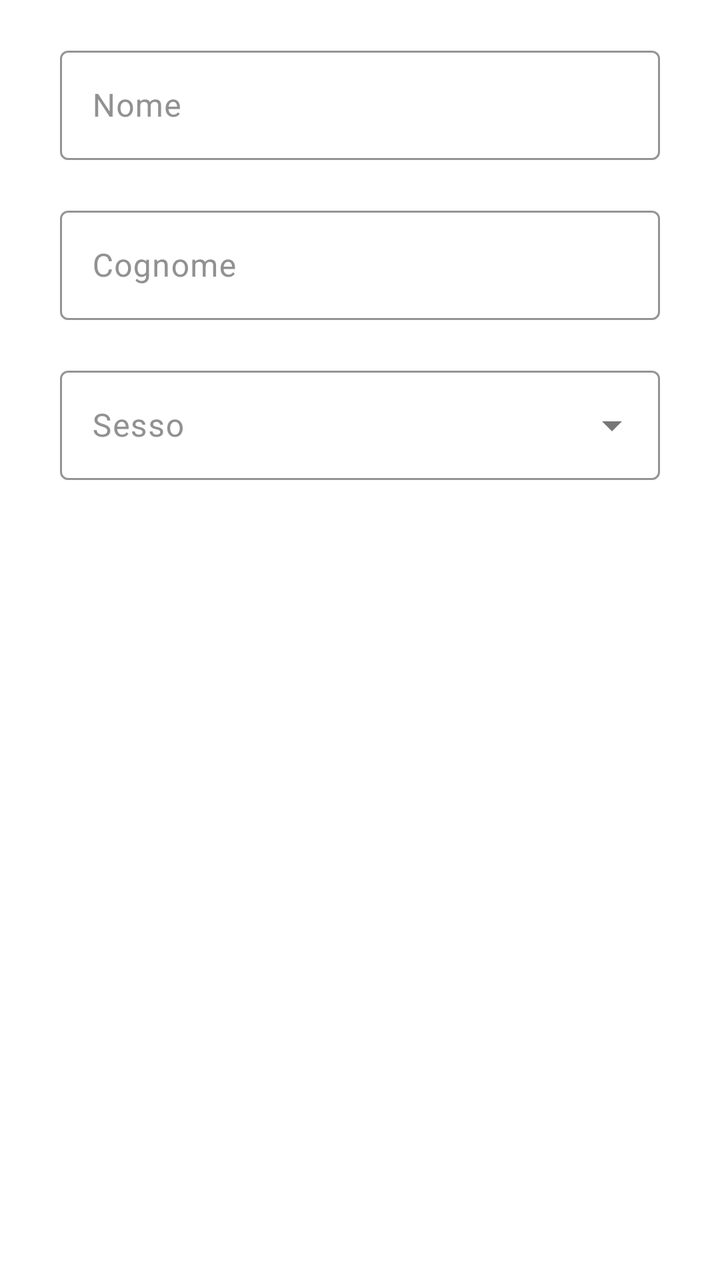
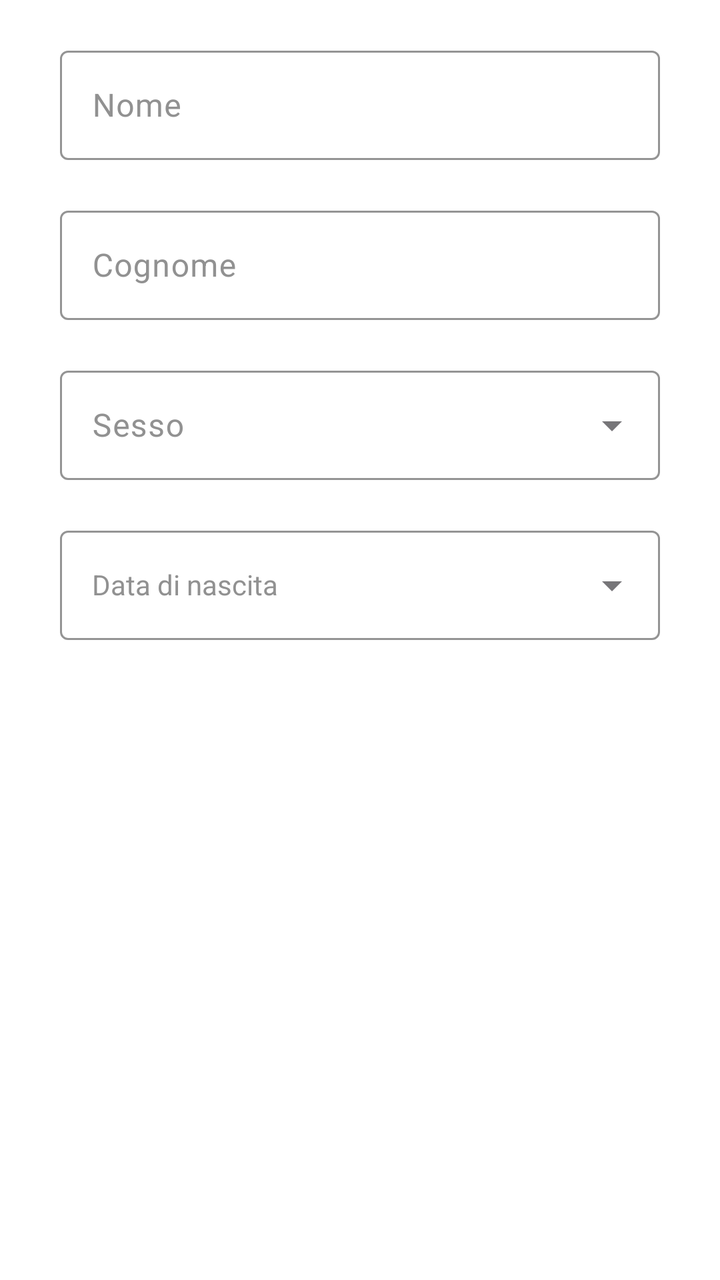

An Android layout rendered at two revisions. The XML below is the earlier revision; the diff shows what the commit changed to produce the second picture.
<!-- AndroidManifest.xml: application theme Theme.AsilApp -->
<!-- res/layout/signup_name_surname_fragment.xml -->
<?xml version="1.0" encoding="utf-8"?>
<LinearLayout xmlns:android="http://schemas.android.com/apk/res/android"
    xmlns:app="http://schemas.android.com/apk/res-auto"
    xmlns:tools="http://schemas.android.com/tools"
    android:layout_width="match_parent"
    android:layout_height="wrap_content"
    android:background="@color/appBackground"
    android:backgroundTint="@color/white"
    android:orientation="vertical"
    android:outlineAmbientShadowColor="#3F1212"
    android:outlineSpotShadowColor="#DC2B2B"
    tools:context=".view.firstaccess.SignupNameSurnameFragment">


    <com.google.android.material.textfield.TextInputLayout
        android:layout_width="@dimen/inputTextWidth"
        android:layout_height="@dimen/inpuTextHeight"
        android:layout_gravity="center"
        android:layout_marginTop="@dimen/marginBetweenInputs"
        android:hint="@string/nameSignupText"
        android:textColorHint="@color/textPlaceholderColor"
        app:boxStrokeColor="@color/appMainColor"
        app:counterTextColor="@color/appMainColor"
        app:helperTextTextColor="@color/appMainColor"
        app:hintTextColor="@color/appMainColor"
        app:placeholderTextColor="@color/appMainColor"
        app:prefixTextColor="@color/appMainColor"
        app:suffixTextColor="@color/appMainColor">

        <com.google.android.material.textfield.TextInputEditText
            android:id="@+id/nameInputRegister"
            android:layout_width="match_parent"
            android:layout_height="match_parent"
            android:inputType="textCapWords"
            android:textColor="@color/textColor"
             />
    </com.google.android.material.textfield.TextInputLayout>

    <com.google.android.material.textfield.TextInputLayout
        android:layout_width="@dimen/inputTextWidth"
        android:layout_height="@dimen/inpuTextHeight"
        android:layout_gravity="center"
        android:layout_marginTop="@dimen/marginBetweenInputs"
        android:hint="@string/surnameSignupText"
        app:boxStrokeColor="@color/appMainColor"
        app:counterTextColor="@color/appMainColor"
        app:helperTextTextColor="@color/appMainColor"
        app:hintTextColor="@color/appMainColor"
        android:textColorHint="@color/textPlaceholderColor"
        app:placeholderTextColor="@color/appMainColor"
        app:prefixTextColor="@color/appMainColor"
        app:suffixTextColor="@color/appMainColor">

        <com.google.android.material.textfield.TextInputEditText
            android:id="@+id/surnameInputRegister"
            android:layout_width="match_parent"
            android:layout_height="match_parent"
            android:inputType="textCapWords"
            android:textColor="@color/textColor" />
    </com.google.android.material.textfield.TextInputLayout>



    <com.google.android.material.textfield.TextInputLayout
        style="@style/Widget.MaterialComponents.TextInputLayout.OutlinedBox.ExposedDropdownMenu"
        android:layout_width="@dimen/inputTextWidth"
        android:layout_height="@dimen/inpuTextHeight"
        android:layout_marginTop="@dimen/marginBetweenInputs"
        app:boxStrokeColor="@color/appMainColor"
        app:counterTextColor="@color/appMainColor"
        app:helperTextTextColor="@color/appMainColor"
        app:hintTextColor="@color/appMainColor"
        app:placeholderTextColor="@color/appMainColor"
        app:prefixTextColor="@color/appMainColor"
        app:suffixTextColor="@color/appMainColor"
        android:textColor="@color/textColor"
        android:textColorHint="@color/textPlaceholderColor"
        android:hint="@string/genderSignupText"
        android:layout_gravity="center">

        <com.google.android.material.textfield.MaterialAutoCompleteTextView
            style="@style/MyAutoCompleteTextViewStyle"
            android:id="@+id/genderSelection"
            android:layout_width="match_parent"
            android:layout_height="match_parent"
            android:inputType="none"
            android:textColorHighlight="@color/appMainColor"
            android:textColorLink="@color/appMainColor" />

</com.google.android.material.textfield.TextInputLayout>

</LinearLayout>
<!-- resources referenced by this layout -->
<resources>
  <color name="appBackground">#ffffff</color>
  <color name="appMainColor">#2f6dd5</color>
  <color name="textColor">#1B1B1B</color>
  <color name="textPlaceholderColor">#919191</color>
  <color name="white">#FFFFFFFF</color>
  <dimen name="inpuTextHeight">60dp</dimen>
  <dimen name="inputTextWidth">300dp</dimen>
  <dimen name="marginBetweenInputs">20dp</dimen>
  <string name="genderSignupText">Sesso</string>
  <string name="nameSignupText">Nome</string>
  <string name="surnameSignupText">Cognome</string>
  <style name="MyAutoCompleteTextViewStyle" parent="Widget.Material3.AutoCompleteTextView.OutlinedBox.Dense">
          <item name="android:popupBackground">@color/white</item> 
      </style>
  <style name="Theme.AsilApp" parent="Base.Theme.AsilApp" />
  <style name="Base.Theme.AsilApp" parent="Theme.Material3.DayNight.NoActionBar">
          
          
      </style>
</resources>

<!-- the commit's change to res/layout/signup_name_surname_fragment.xml (unified diff, before → after) -->
@@ -87,6 +87,37 @@
             android:textColorHighlight="@color/appMainColor"
             android:textColorLink="@color/appMainColor" />
 
-</com.google.android.material.textfield.TextInputLayout>
+    </com.google.android.material.textfield.TextInputLayout>
+
+    <com.google.android.material.textfield.TextInputLayout
+        style="@style/Widget.MaterialComponents.TextInputLayout.OutlinedBox.ExposedDropdownMenu"
+        android:id="@+id/birtDateSelectionLayout"
+        android:layout_width="@dimen/inputTextWidth"
+        android:layout_height="@dimen/inpuTextHeight"
+        android:layout_marginTop="@dimen/marginBetweenInputs"
+        app:boxStrokeColor="@color/appMainColor"
+        app:counterTextColor="@color/appMainColor"
+        app:helperTextTextColor="@color/appMainColor"
+        app:hintTextColor="@color/appMainColor"
+        app:placeholderTextColor="@color/appMainColor"
+        app:prefixTextColor="@color/appMainColor"
+        app:suffixTextColor="@color/appMainColor"
+        android:textColor="@color/textColor"
+        android:textColorHint="@color/textPlaceholderColor"
+        android:hint="@string/birthDateSignupText"
+        android:layout_gravity="center">
+
+        <com.google.android.material.textfield.MaterialAutoCompleteTextView
+            style="@style/MyAutoCompleteTextViewStyleDate"
+            android:id="@+id/birtDateSelection"
+            android:clickable="false"
+            android:focusable="false"
+            android:layout_width="match_parent"
+            android:layout_height="match_parent"
+            android:inputType="none"
+            android:textColorHighlight="@color/appMainColor"
+            android:textColorLink="@color/appMainColor" />
+
+    </com.google.android.material.textfield.TextInputLayout>
 
 </LinearLayout>
<!-- resource entries referenced after the edit -->
@@ -8,10 +8,14 @@
   <dimen name="inpuTextHeight">60dp</dimen>
   <dimen name="inputTextWidth">300dp</dimen>
   <dimen name="marginBetweenInputs">20dp</dimen>
+  <string name="birthDateSignupText">Data di nascita</string>
   <string name="genderSignupText">Sesso</string>
   <string name="nameSignupText">Nome</string>
   <string name="surnameSignupText">Cognome</string>
   <style name="MyAutoCompleteTextViewStyle" parent="Widget.Material3.AutoCompleteTextView.OutlinedBox.Dense">
+          <item name="android:popupBackground">@color/white</item> 
+      </style>
+  <style name="MyAutoCompleteTextViewStyleDate" parent="Widget.Material3.TextInputLayout.FilledBox">
           <item name="android:popupBackground">@color/white</item> 
       </style>
   <style name="Theme.AsilApp" parent="Base.Theme.AsilApp" />
